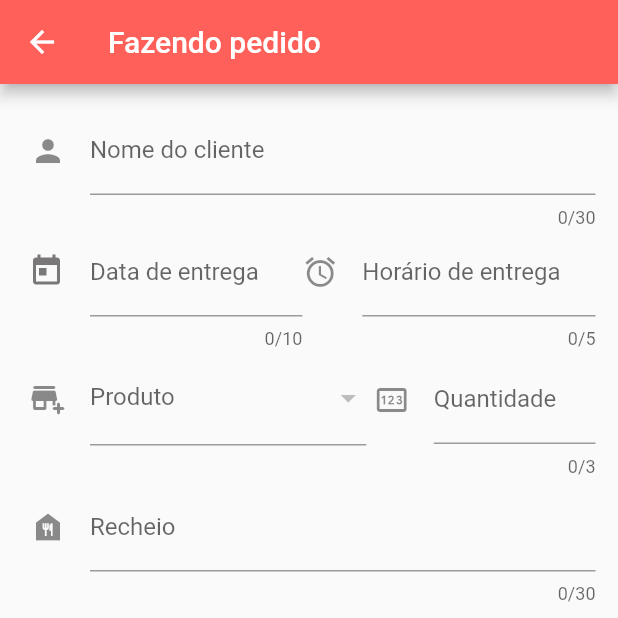
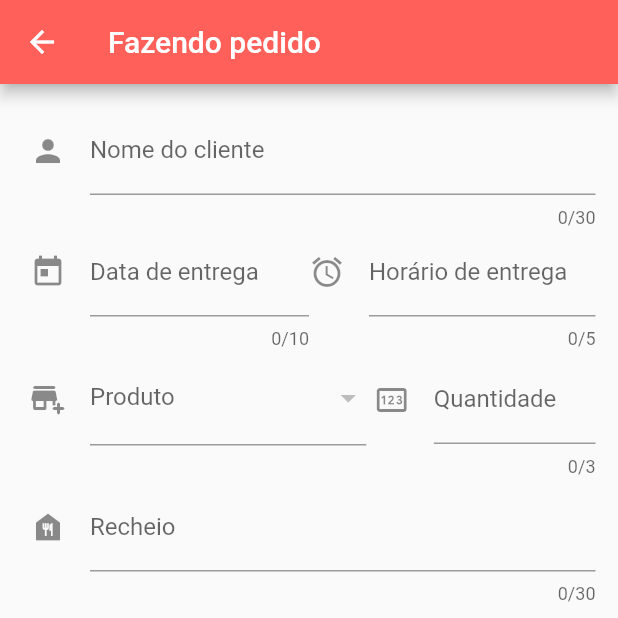
Before and after one commit to JefterTargino/geruza-doces-mobile, a Flutter app: the screen it shows after launch, after a tap on the "add" icon, on a phone screen of 412 x 824 dp, the top half of it. Run offline on Flutter 3.47's test engine with Material 2 defaults, Android fonts, the phone set to English and light mode, and no system bars; our stand-ins replace fluttertoast, mask_text_input_formatter; network calls fail.

Commit message:
Icon Button nos showdatepicker

```diff
--- a/lib/page_tabs/oders_tab.dart
+++ b/lib/page_tabs/oders_tab.dart
@@ -1,6 +1,7 @@
 import 'package:flutter/material.dart';
 import 'dart:async';
 import 'package:hello_world/pages_view/view_order.dart';
+import 'package:intl/intl.dart';
 import '../pages_add/add_order.dart';
 import 'package:http/http.dart' as http; //
 import '../models/OrderController.dart'; //
@@ -200,7 +201,7 @@ class _OdersTabState extends State<OdersTab> {
                                                           title: Text(
                                                               '${listOrders.nameClient}'),
                                                           subtitle: Text(
-                                                              'Pedido para ${listOrders.deliveryDate} às ${listOrders.deliveryTime}'),
+                                                              'Pedido para ${DateFormat.yMd('pt_BR').format(DateTime.tryParse(listOrders.deliveryDate.toString())!)} às ${listOrders.deliveryTime}'),
                                                         ),
                                                         Row(
                                                           mainAxisAlignment:
--- a/lib/pages_add/add_order.dart
+++ b/lib/pages_add/add_order.dart
@@ -150,32 +150,33 @@ class _AddOrderState extends State<AddOrder> {
                     Flexible(
                       child: Row(
                         children: [
-                          SizedBox(
-                            width: 40,
-                            child: IconButton(
-                              padding: const EdgeInsets.only(left: 4.0),
-                              alignment: Alignment.topLeft,
-                              onPressed: () => _selectDate(context),
-                              icon: const Icon(Icons.today),
-                              color: enableField == false
-                                  ? const Color.fromARGB(255, 121, 119, 119)
-                                  : const Color.fromARGB(255, 255, 96, 90),
-                            ),
-                          ),
+                          // SizedBox(
+                          //   width: 40,
+                          //   child: IconButton(
+                          //     padding: const EdgeInsets.only(left: 4.0),
+                          //     alignment: Alignment.topLeft,
+                          //     onPressed: () => _selectDate(context),
+                          //     icon: const Icon(Icons.today),
+                          //     color: enableField == false
+                          //         ? const Color.fromARGB(255, 121, 119, 119)
+                          //         : const Color.fromARGB(255, 255, 96, 90),
+                          //   ),
+                          // ),
                           Flexible(
-                            flex: 3,
+                            flex: 5,
                             child: Padding(
                               padding: const EdgeInsets.only(left: 5.0),
                               child: TextFormField(
-                                onTap: () {
-                                  setState(() {
-                                    enableField = !enableField;
-                                  });
-                                },
                                 controller: dateController,
                                 inputFormatters: [maskDate],
                                 keyboardType: TextInputType.datetime,
-                                decoration: const InputDecoration(
+                                decoration: InputDecoration(
+                                    icon: IconButton(
+                                        padding: EdgeInsets.zero,
+                                        constraints: const BoxConstraints(),
+                                        alignment: Alignment.topRight,
+                                        onPressed: () => _selectDate(context),
+                                        icon: const Icon(Icons.today)),
                                     hintText: 'dd/mm/aaaa',
                                     labelText: 'Data de entrega'),
                                 maxLength: 10,
@@ -189,7 +190,7 @@ class _AddOrderState extends State<AddOrder> {
                             ),
                           ),
                           Flexible(
-                            flex: 4,
+                            flex: 5,
                             child: TextFormField(
                               controller: timeController,
                               inputFormatters: [maskTime],
```
Also changed, not shown: lib/pages_view/view_order.dart (+34 -17 lines).
